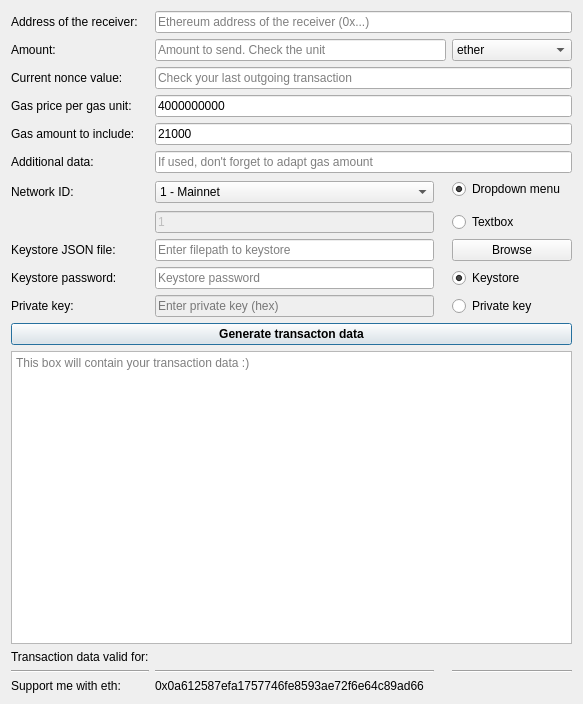
Old version of the form sign_raw_transaction.ui in the repository sea212/offline-transaction-signer.
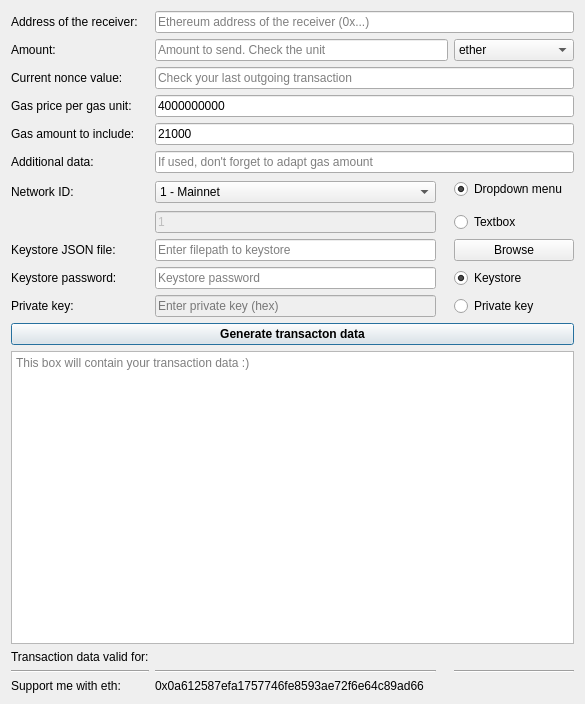
New version of the form.

Commit message: priv. key field was readonly

The edit to the form file:
```diff
--- a/sign_raw_transaction.ui
+++ b/sign_raw_transaction.ui
@@ -6,7 +6,7 @@
    <rect>
     <x>0</x>
     <y>0</y>
-    <width>583</width>
+    <width>585</width>
     <height>704</height>
    </rect>
   </property>
@@ -143,7 +143,7 @@
       <string/>
      </property>
      <property name="readOnly">
-      <bool>true</bool>
+      <bool>false</bool>
      </property>
      <property name="placeholderText">
       <string>Enter private key (hex)</string>
```
Left out of the diff: 2 changed lines with no effect on the pictures. The commit also changes 1 other file.
